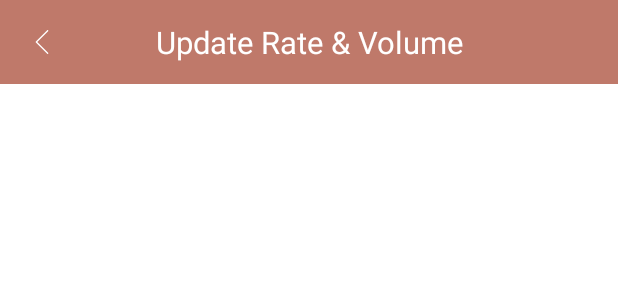
After one commit to phamnam1910/hectrechallenge, an Android app: the layout toolbar_view.xml on its own in the app's theme, with its tools: preview values and no code run, on a phone screen of 412 x 824 dp. The commit adds this screen. Shown: the top 300 px of the screen. Run offline under Robolectric (Android 15) with nearby library versions, the phone set to English and light mode, and no system bars.

Commit message:
- init screen volumn screen

```diff
--- a/app/build.gradle
+++ b/app/build.gradle
@@ -45,6 +45,8 @@ dependencies {
     def gson_version = "2.9.0"
     def logging_interceptor_version = "5.0.0-alpha.2"
     def okhttp_version = "5.0.0-alpha.2"
+    def sdp_version = "1.0.6"
+
     implementation 'androidx.core:core-ktx:1.7.0'
     implementation 'androidx.appcompat:appcompat:1.4.1'
     implementation 'com.google.android.material:material:1.6.0'
@@ -70,4 +72,7 @@ dependencies {
     implementation "com.squareup.retrofit2:converter-gson:$gson_version"
     implementation "com.squareup.okhttp3:okhttp:$okhttp_version"
     implementation "com.squareup.okhttp3:logging-interceptor:$logging_interceptor_version"
+
+    //sdp
+    implementation "com.intuit.sdp:sdp-android:$sdp_version"
 }
--- a/app/src/main/java/com/nampt/hectrechallenge/di/ViewmodelModule.kt
+++ b/app/src/main/java/com/nampt/hectrechallenge/di/ViewmodelModule.kt
@@ -1,7 +1,8 @@
 package com.nampt.hectrechallenge.di
 
+import com.nampt.hectrechallenge.presentation.ratevolumn.RateVolumnViewModel
 import org.koin.dsl.module
 
 val viewModelModule = module {
-
+        factory { RateVolumnViewModel() }
 }
--- /dev/null
+++ b/app/src/main/java/com/nampt/hectrechallenge/presentation/ratevolumn/RateVolumnViewModel.kt
@@ -0,0 +1,6 @@
+package com.nampt.hectrechallenge.presentation.ratevolumn
+
+import androidx.lifecycle.ViewModel
+
+class RateVolumnViewModel : ViewModel() {
+}
--- /dev/null
+++ b/app/src/main/res/layout/item_job.xml
@@ -0,0 +1,6 @@
+<?xml version="1.0" encoding="utf-8"?>
+<androidx.constraintlayout.widget.ConstraintLayout xmlns:android="http://schemas.android.com/apk/res/android"
+    android:layout_width="match_parent"
+    android:layout_height="match_parent">
+
+</androidx.constraintlayout.widget.ConstraintLayout>
--- /dev/null
+++ b/app/src/main/res/layout/toolbar_view.xml
@@ -0,0 +1,23 @@
+<?xml version="1.0" encoding="utf-8"?>
+<layout xmlns:android="http://schemas.android.com/apk/res/android"
+    xmlns:tools="http://schemas.android.com/tools"
+    xmlns:app="http://schemas.android.com/apk/res-auto">
+
+    <FrameLayout
+        android:layout_width="match_parent"
+        android:layout_height="wrap_content">
+
+        <com.google.android.material.appbar.MaterialToolbar
+            style="@style/HectreToolbar"
+            android:layout_width="match_parent"
+            android:layout_height="wrap_content" />
+
+        <TextView
+            android:layout_width="match_parent"
+            android:layout_height="match_parent"
+            android:gravity="center"
+            android:text="@string/rv_toolbar_title"
+            android:textColor="@color/white"
+            android:textSize="@dimen/_16sdp" />
+    </FrameLayout>
+</layout>
--- a/app/src/main/res/navigation/nav_graph.xml
+++ b/app/src/main/res/navigation/nav_graph.xml
@@ -8,7 +8,6 @@
     <fragment
         android:id="@+id/FirstFragment"
         android:name="com.nampt.hectrechallenge.presentation.ratevolumn.UpdateRateAndVolumnScreen"
-        android:label="@string/first_fragment_label"
-        tools:layout="@layout/fragment_first">
+        tools:layout="@layout/rate_volumn_screen">
     </fragment>
 </navigation>
--- a/app/src/main/res/values-night/themes.xml
+++ b/app/src/main/res/values-night/themes.xml
@@ -2,12 +2,12 @@
     <!-- Base application theme. -->
     <style name="Theme.HectreChallenge" parent="Theme.MaterialComponents.DayNight.DarkActionBar">
         <!-- Primary brand color. -->
-        <item name="colorPrimary">@color/purple_200</item>
-        <item name="colorPrimaryVariant">@color/purple_700</item>
+        <item name="colorPrimary">@color/primaryColor</item>
+        <item name="colorPrimaryVariant">@color/primaryColorVariant</item>
         <item name="colorOnPrimary">@color/black</item>
         <!-- Secondary brand color. -->
-        <item name="colorSecondary">@color/teal_200</item>
-        <item name="colorSecondaryVariant">@color/teal_200</item>
+        <item name="colorSecondary">@color/brown</item>
+        <item name="colorSecondaryVariant">@color/blue</item>
         <item name="colorOnSecondary">@color/black</item>
         <!-- Status bar color. -->
         <item name="android:statusBarColor" tools:targetApi="l">?attr/colorPrimaryVariant</item>
--- a/app/src/main/res/values/colors.xml
+++ b/app/src/main/res/values/colors.xml
@@ -1,10 +1,10 @@
 <?xml version="1.0" encoding="utf-8"?>
 <resources>
-    <color name="purple_200">#FFBB86FC</color>
-    <color name="purple_500">#FF6200EE</color>
-    <color name="purple_700">#FF3700B3</color>
-    <color name="teal_200">#FF03DAC5</color>
-    <color name="teal_700">#FF018786</color>
+    <color name="primaryColor">#BF796A</color>
+    <color name="primaryColorVariant">#FFfbf4e6</color>
+    <color name="brown">#FFe5e5e5</color>
+    <color name="blue">#FF2f80ed</color>
+    <color name="orange">#FFff8642</color>
     <color name="black">#FF000000</color>
     <color name="white">#FFFFFFFF</color>
 </resources>
--- a/app/src/main/res/values/themes.xml
+++ b/app/src/main/res/values/themes.xml
@@ -2,12 +2,12 @@
     <!-- Base application theme. -->
     <style name="Theme.HectreChallenge" parent="Theme.MaterialComponents.DayNight.DarkActionBar">
         <!-- Primary brand color. -->
-        <item name="colorPrimary">@color/purple_500</item>
-        <item name="colorPrimaryVariant">@color/purple_700</item>
+        <item name="colorPrimary">@color/primaryColor</item>
+        <item name="colorPrimaryVariant">@color/primaryColor</item>
         <item name="colorOnPrimary">@color/white</item>
         <!-- Secondary brand color. -->
-        <item name="colorSecondary">@color/teal_200</item>
-        <item name="colorSecondaryVariant">@color/teal_700</item>
+        <item name="colorSecondary">@color/brown</item>
+        <item name="colorSecondaryVariant">@color/blue</item>
         <item name="colorOnSecondary">@color/black</item>
         <!-- Status bar color. -->
         <item name="android:statusBarColor" tools:targetApi="l">?attr/colorPrimaryVariant</item>
@@ -22,4 +22,11 @@
     <style name="Theme.HectreChallenge.AppBarOverlay" parent="ThemeOverlay.AppCompat.Dark.ActionBar" />
 
     <style name="Theme.HectreChallenge.PopupOverlay" parent="ThemeOverlay.AppCompat.Light" />
+
+    <style name="HectreToolbar" parent="Widget.Material3.Toolbar">
+        <item name="android:background">@color/primaryColor</item>
+        <item name="navigationIcon">@drawable/ic_back</item>
+        <item name="layout_collapseMode">pin</item>
+    </style>
+
 </resources>
```
Also changed, not shown: app/src/main/java/com/nampt/hectrechallenge/presentation/ratevolumn/UpdateRateAndVolumnScreen.kt (+11 -1 lines), app/src/main/res/layout/content_main.xml (deleted, +0 -19 lines), app/src/main/res/layout/fragment_first.xml (deleted, +0 -29 lines), app/src/main/res/layout/fragment_second.xml (deleted, +0 -27 lines), app/src/main/res/layout/rate_volumn_screen.xml (added, +23 -0 lines), app/src/main/res/menu/menu_main.xml (deleted, +0 -10 lines), app/src/main/res/values/strings.xml (+3 -8 lines).
